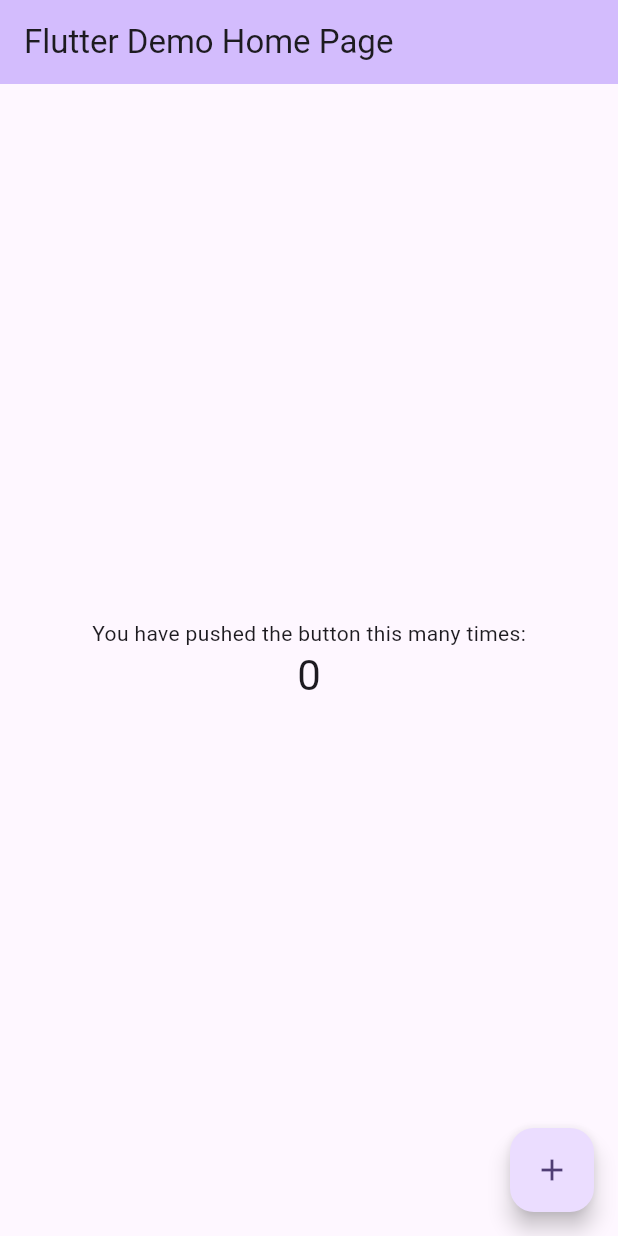
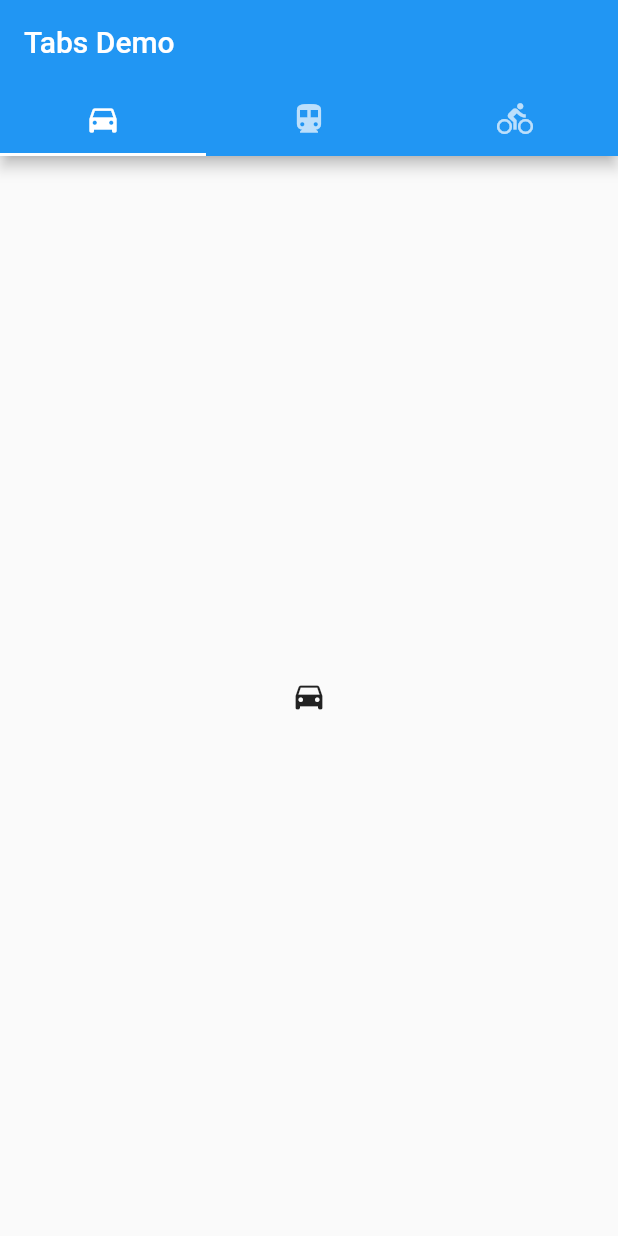
Before and after one commit to asutaka/FlutterCom, a Flutter app: the screen it shows after launch, on a phone screen of 412 x 824 dp. Run offline on Flutter 3.47's test engine with Material 2 defaults, Android fonts, the phone set to English and light mode, and no system bars.

Commit message:
second tab

```diff
--- a/lib/main.dart
+++ b/lib/main.dart
@@ -1,125 +1,37 @@
 import 'package:flutter/material.dart';
 
 void main() {
-  runApp(const MyApp());
+  runApp(const TabBarDemo());
 }
 
-class MyApp extends StatelessWidget {
-  const MyApp({super.key});
+class TabBarDemo extends StatelessWidget {
+  const TabBarDemo({super.key});
 
-  // This widget is the root of your application.
   @override
   Widget build(BuildContext context) {
     return MaterialApp(
-      title: 'Flutter Demo',
-      theme: ThemeData(
-        // This is the theme of your application.
-        //
-        // TRY THIS: Try running your application with "flutter run". You'll see
-        // the application has a blue toolbar. Then, without quitting the app,
-        // try changing the seedColor in the colorScheme below to Colors.green
-        // and then invoke "hot reload" (save your changes or press the "hot
-        // reload" button in a Flutter-supported IDE, or press "r" if you used
-        // the command line to start the app).
-        //
-        // Notice that the counter didn't reset back to zero; the application
-        // state is not lost during the reload. To reset the state, use hot
-        // restart instead.
-        //
-        // This works for code too, not just values: Most code changes can be
-        // tested with just a hot reload.
-        colorScheme: ColorScheme.fromSeed(seedColor: Colors.deepPurple),
-        useMaterial3: true,
+      home: DefaultTabController(
+        length: 3,
+        child: Scaffold(
+          appBar: AppBar(
+            bottom: const TabBar(
+              tabs: [
+                Tab(icon: Icon(Icons.directions_car)),
+                Tab(icon: Icon(Icons.directions_transit)),
+                Tab(icon: Icon(Icons.directions_bike)),
+              ],
+            ),
+            title: const Text('Tabs Demo'),
+          ),
+          body: const TabBarView(
+            children: [
+              Icon(Icons.directions_car),
+              Icon(Icons.directions_transit),
+              Icon(Icons.directions_bike),
+            ],
+          ),
+        ),
       ),
-      home: const MyHomePage(title: 'Flutter Demo Home Page'),
     );
   }
 }
-
-class MyHomePage extends StatefulWidget {
-  const MyHomePage({super.key, required this.title});
-
-  // This widget is the home page of your application. It is stateful, meaning
-  // that it has a State object (defined below) that contains fields that affect
-  // how it looks.
-
-  // This class is the configuration for the state. It holds the values (in this
-  // case the title) provided by the parent (in this case the App widget) and
-  // used by the build method of the State. Fields in a Widget subclass are
-  // always marked "final".
-
-  final String title;
-
-  @override
-  State<MyHomePage> createState() => _MyHomePageState();
-}
-
-class _MyHomePageState extends State<MyHomePage> {
-  int _counter = 0;
-
-  void _incrementCounter() {
-    setState(() {
-      // This call to setState tells the Flutter framework that something has
-      // changed in this State, which causes it to rerun the build method below
-      // so that the display can reflect the updated values. If we changed
-      // _counter without calling setState(), then the build method would not be
-      // called again, and so nothing would appear to happen.
-      _counter++;
-    });
-  }
-
-  @override
-  Widget build(BuildContext context) {
-    // This method is rerun every time setState is called, for instance as done
-    // by the _incrementCounter method above.
-    //
-    // The Flutter framework has been optimized to make rerunning build methods
-    // fast, so that you can just rebuild anything that needs updating rather
-    // than having to individually change instances of widgets.
-    return Scaffold(
-      appBar: AppBar(
-        // TRY THIS: Try changing the color here to a specific color (to
-        // Colors.amber, perhaps?) and trigger a hot reload to see the AppBar
-        // change color while the other colors stay the same.
-        backgroundColor: Theme.of(context).colorScheme.inversePrimary,
-        // Here we take the value from the MyHomePage object that was created by
-        // the App.build method, and use it to set our appbar title.
-        title: Text(widget.title),
-      ),
-      body: Center(
-        // Center is a layout widget. It takes a single child and positions it
-        // in the middle of the parent.
-        child: Column(
-          // Column is also a layout widget. It takes a list of children and
-          // arranges them vertically. By default, it sizes itself to fit its
-          // children horizontally, and tries to be as tall as its parent.
-          //
-          // Column has various properties to control how it sizes itself and
-          // how it positions its children. Here we use mainAxisAlignment to
-          // center the children vertically; the main axis here is the vertical
-          // axis because Columns are vertical (the cross axis would be
-          // horizontal).
-          //
-          // TRY THIS: Invoke "debug painting" (choose the "Toggle Debug Paint"
-          // action in the IDE, or press "p" in the console), to see the
-          // wireframe for each widget.
-          mainAxisAlignment: MainAxisAlignment.center,
-          children: <Widget>[
-            const Text(
-              'You have pushed the button this many times:',
-            ),
-            Text(
-              '$_counter',
-              style: Theme.of(context).textTheme.headlineMedium,
-            ),
-          ],
-        ),
-      ),
-      floatingActionButton: FloatingActionButton(
-        onPressed: _incrementCounter,
-        tooltip: 'Increment',
-        child: const Icon(Icons.add),
-      ), // This trailing comma makes auto-formatting nicer for build methods.
-    );
-  }
-}
```
Also changed, not shown: 1 other file.
